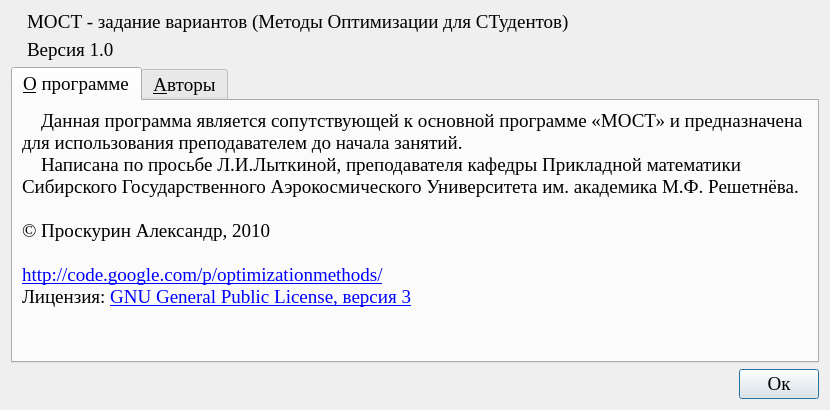
The window that setvariants/ui/aboutProgram.ui (Eliminationzx/optimizationmethods) describes before a commit, drawn with Qt 5.
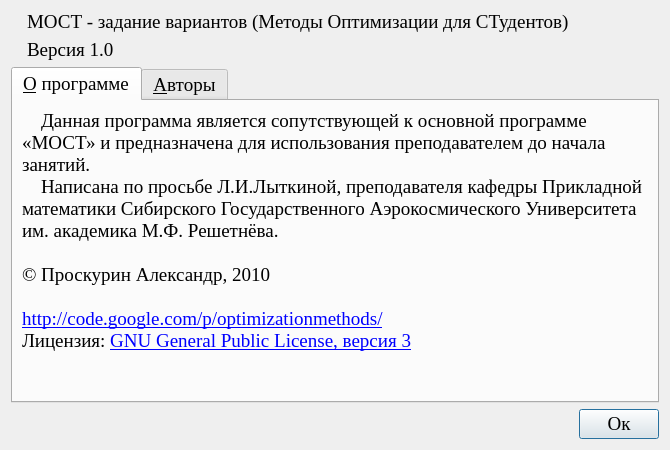
The same window after the commit. Icons and pictures are not drawn.

Commit message: setvariants: ограничил в размерах форму о программе.

```diff
--- a/setvariants/ui/aboutProgram.ui
+++ b/setvariants/ui/aboutProgram.ui
@@ -6,14 +6,14 @@
    <rect>
     <x>0</x>
     <y>0</y>
-    <width>830</width>
-    <height>410</height>
+    <width>670</width>
+    <height>450</height>
    </rect>
   </property>
   <property name="minimumSize">
    <size>
-    <width>830</width>
-    <height>410</height>
+    <width>670</width>
+    <height>450</height>
    </size>
   </property>
   <property name="maximumSize">
```
